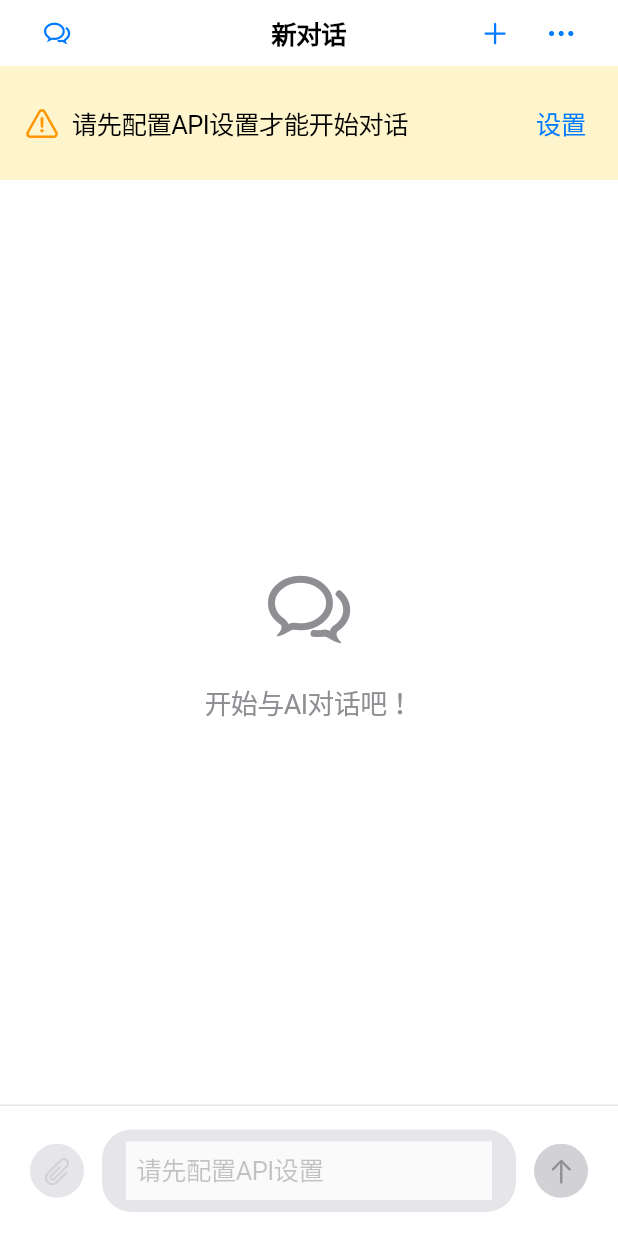
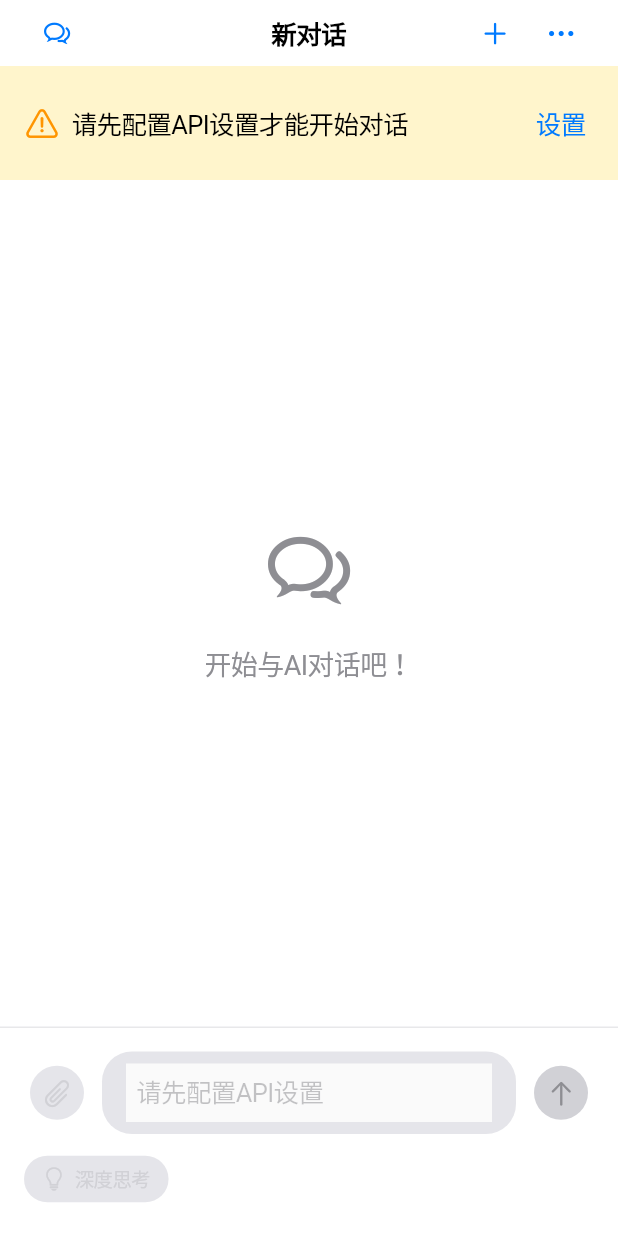
Before and after one commit to AsadAliEng/Cross-Platform-AI-Chat-Application, a Flutter app: the screen it shows after launch, on a phone screen of 412 x 824 dp. Run offline on Flutter 3.47's test engine with Material 3 defaults, Android fonts, the phone set to English and light mode, and no system bars; our stand-ins replace file_picker, flutter_markdown, image_picker, shared_preferences; accounts and stored records are empty.

```diff
--- a/lib/screens/settings_screen.dart
+++ b/lib/screens/settings_screen.dart
@@ -51,6 +51,7 @@ class _SettingsScreenState extends State<SettingsScreen>
   bool _darkMode = SettingsService.defaultDarkMode;
   bool _followSystemTheme = SettingsService.defaultFollowSystemTheme;
   String _appTheme = SettingsService.defaultAppTheme;
+  bool _thinkingMode = SettingsService.defaultThinkingMode;
 
   @override
   void initState() {
@@ -101,6 +102,7 @@ class _SettingsScreenState extends State<SettingsScreen>
     final darkMode = await _settingsService.getDarkMode();
     final followSystemTheme = await _settingsService.getFollowSystemTheme();
     final appTheme = await _settingsService.getAppTheme();
+    final thinkingMode = await _settingsService.getThinkingMode();
 
     setState(() {
       _endpointController.text = endpoint;
@@ -115,6 +117,7 @@ class _SettingsScreenState extends State<SettingsScreen>
       _darkMode = darkMode;
       _followSystemTheme = followSystemTheme;
       _appTheme = appTheme;
+      _thinkingMode = thinkingMode;
       _isLoading = false;
     });
   }
@@ -155,6 +158,7 @@ class _SettingsScreenState extends State<SettingsScreen>
       await _settingsService.setDarkMode(_darkMode);
       await _settingsService.setFollowSystemTheme(_followSystemTheme);
       await _settingsService.setAppTheme(_appTheme);
+      await _settingsService.setThinkingMode(_thinkingMode);
 
       if (mounted) {
         showCupertinoDialog(
--- a/lib/services/settings_service.dart
+++ b/lib/services/settings_service.dart
@@ -13,11 +13,13 @@ class SettingsService {
   static const String _darkModeKey = 'dark_mode';
   static const String _followSystemThemeKey = 'follow_system_theme';
   static const String _appThemeKey = 'app_theme';
+  static const String _thinkingModeKey = 'thinking_mode';
   static const String defaultCustomSystemPrompt = '';
   static const String defaultApiType = 'openai';
   static const bool defaultDarkMode = false;
   static const bool defaultFollowSystemTheme = true;
   static const String defaultAppTheme = 'light';
+  static const bool defaultThinkingMode = false;
 
   static const String defaultEndpoint = 'https://api.openai.com/v1';
   static const String defaultModel = 'gpt-5';
@@ -151,4 +153,14 @@ class SettingsService {
     final prefs = await SharedPreferences.getInstance();
     await prefs.setString(_appThemeKey, appTheme);
   }
+
+  Future<bool> getThinkingMode() async {
+    final prefs = await SharedPreferences.getInstance();
+    return prefs.getBool(_thinkingModeKey) ?? defaultThinkingMode;
+  }
+
+  Future<void> setThinkingMode(bool thinkingMode) async {
+    final prefs = await SharedPreferences.getInstance();
+    await prefs.setBool(_thinkingModeKey, thinkingMode);
+  }
 }
--- a/lib/widgets/chat_input.dart
+++ b/lib/widgets/chat_input.dart
@@ -9,12 +9,16 @@ class ChatInput extends StatefulWidget {
   final Function(String) onSendMessage;
   final Function(List<Attachment>)? onAttachmentsSelected;
   final bool enabled;
+  final bool thinkingMode;
+  final Function(bool)? onThinkingModeChanged;
 
   const ChatInput({
     super.key,
     required this.onSendMessage,
     this.onAttachmentsSelected,
     this.enabled = true,
+    this.thinkingMode = false,
+    this.onThinkingModeChanged,
   });
 
   @override
@@ -190,7 +194,11 @@ class _ChatInputState extends State<ChatInput> {
           ),
         ),
       ),
-      child: Row(
+      child: Column(
+        mainAxisSize: MainAxisSize.min,
+        children: [
+          // 第一行：输入区域
+          Row(
             children: [
               CupertinoButton(
                 padding: EdgeInsets.zero,
@@ -274,6 +282,83 @@ class _ChatInputState extends State<ChatInput> {
               ),
             ],
           ),
+          // 第二行：功能开关区域
+          const SizedBox(height: 8),
+          Row(
+            mainAxisAlignment: MainAxisAlignment.start,
+            children: [
+              // 思考模式按钮
+              if (widget.onThinkingModeChanged != null) ...[
+                CupertinoButton(
+                  padding: EdgeInsets.zero,
+                  onPressed: widget.enabled
+                      ? () => widget.onThinkingModeChanged!(!widget.thinkingMode)
+                      : null,
+                  child: Container(
+                    padding: const EdgeInsets.symmetric(horizontal: 12, vertical: 6),
+                    decoration: BoxDecoration(
+                      color: widget.enabled
+                          ? (widget.thinkingMode
+                              ? (brightness == Brightness.dark
+                                  ? CupertinoColors.systemBlue.darkColor.withOpacity(0.2)
+                                  : CupertinoColors.systemBlue.color.withOpacity(0.15))
+                              : (brightness == Brightness.dark
+                                  ? CupertinoColors.systemGrey6.darkColor
+                                  : CupertinoColors.systemGrey6.color))
+                          : (brightness == Brightness.dark
+                              ? CupertinoColors.systemGrey5.darkColor
+                              : CupertinoColors.systemGrey5.color),
+                      borderRadius: BorderRadius.circular(16),
+                    ),
+                    child: Row(
+                      mainAxisSize: MainAxisSize.min,
+                      children: [
+                        Icon(
+                          CupertinoIcons.lightbulb,
+                          size: 16,
+                          color: widget.enabled
+                              ? (widget.thinkingMode
+                                  ? (brightness == Brightness.dark
+                                      ? CupertinoColors.systemBlue.darkColor
+                                      : CupertinoColors.systemBlue.color)
+                                  : (brightness == Brightness.dark
+                                      ? CupertinoColors.systemGrey.darkColor
+                                      : CupertinoColors.systemGrey))
+                              : (brightness == Brightness.dark
+                                  ? CupertinoColors.systemGrey4.darkColor
+                                  : CupertinoColors.systemGrey4),
+                        ),
+                        const SizedBox(width: 6),
+                        Text(
+                          '深度思考',
+                          style: TextStyle(
+                            fontSize: 13,
+                            fontWeight: FontWeight.w500,
+                            color: widget.enabled
+                                ? (widget.thinkingMode
+                                    ? (brightness == Brightness.dark
+                                        ? CupertinoColors.systemBlue.darkColor
+                                        : CupertinoColors.systemBlue.color)
+                                    : (brightness == Brightness.dark
+                                        ? CupertinoColors.systemGrey.darkColor
+                                        : CupertinoColors.systemGrey))
+                                : (brightness == Brightness.dark
+                                    ? CupertinoColors.systemGrey4.darkColor
+                                    : CupertinoColors.systemGrey4),
+                          ),
+                        ),
+                      ],
+                    ),
+                  ),
+                ),
+                const SizedBox(width: 8),
+              ],
+              // 预留位置给未来其他功能
+              // 可以在这里添加更多开关或按钮
+            ],
+          ),
+        ],
+      ),
     );
   }
 
```
Also changed, not shown: lib/screens/chat_screen.dart (+20 -1 lines), lib/services/ai_service.dart (+11 -7 lines). Lines whose indentation alone changed are shown as unchanged.
